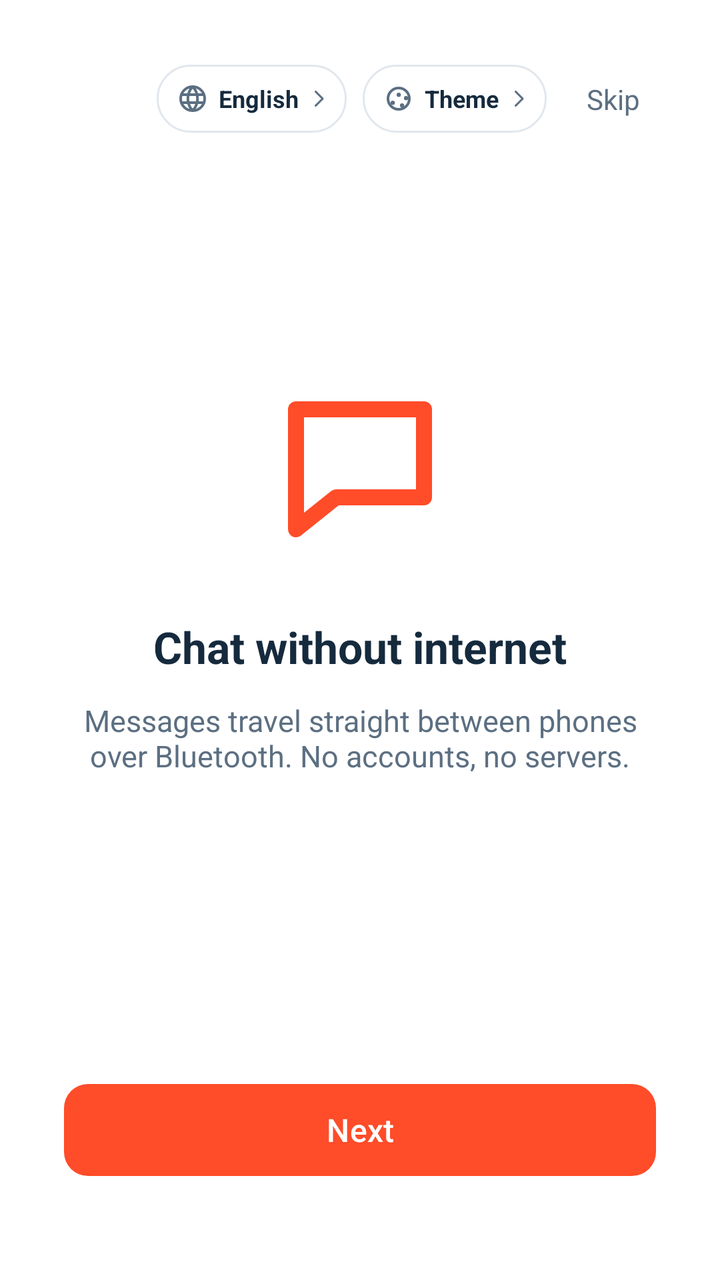
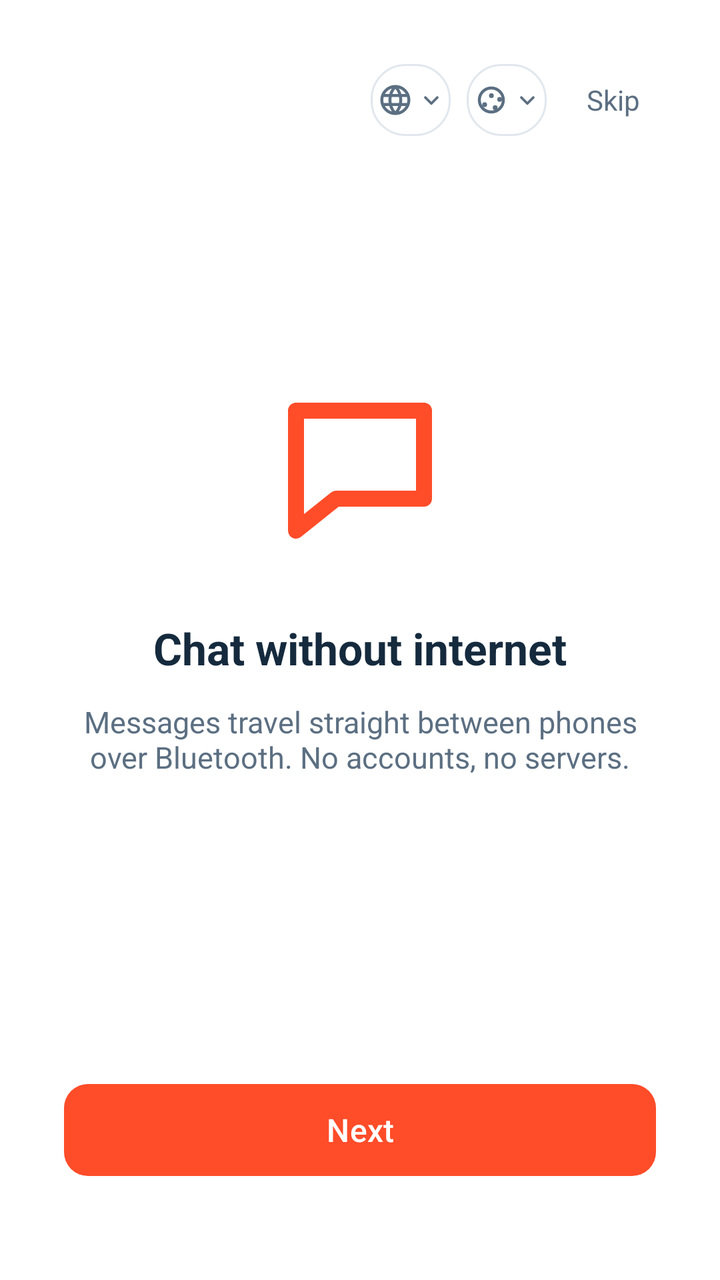

Before-and-after screenshots of an Android layout around one commit, followed by the original layout XML and the change that was made.
<!-- AndroidManifest.xml: application theme Theme.AirWave -->
<!-- res/layout/activity_onboarding.xml -->
<?xml version="1.0" encoding="utf-8"?>
<LinearLayout xmlns:android="http://schemas.android.com/apk/res/android"
    xmlns:app="http://schemas.android.com/apk/res-auto"
    android:layout_width="match_parent"
    android:layout_height="match_parent"
    android:background="#FFFFFF"
    android:orientation="vertical"
    android:padding="32dp">

    
    <LinearLayout
        android:layout_width="match_parent"
        android:layout_height="wrap_content"
        android:gravity="end"
        android:orientation="horizontal">

        <LinearLayout
            android:id="@+id/pickerChips"
            android:layout_width="wrap_content"
            android:layout_height="wrap_content"
            android:gravity="center_vertical|end"
            android:orientation="horizontal">

            <LinearLayout
                android:id="@+id/langButton"
                android:layout_width="wrap_content"
                android:layout_height="34dp"
                android:background="@drawable/bg_chip_white"
                android:clickable="true"
                android:focusable="true"
                android:foreground="?attr/selectableItemBackground"
                android:gravity="center_vertical"
                android:orientation="horizontal"
                android:paddingStart="10dp"
                android:paddingEnd="8dp">

                <ImageView
                    android:layout_width="16dp"
                    android:layout_height="16dp"
                    android:contentDescription="@string/language"
                    android:src="@drawable/ic_language"
                    android:tint="#5C6F82" />

                <TextView
                    android:id="@+id/langValue"
                    android:layout_width="wrap_content"
                    android:layout_height="wrap_content"
                    android:layout_marginStart="5dp"
                    android:text="English"
                    android:textColor="#152A3D"
                    android:textSize="12sp"
                    android:textStyle="bold" />

                <ImageView
                    android:layout_width="12dp"
                    android:layout_height="12dp"
                    android:layout_marginStart="4dp"
                    android:contentDescription="@string/language"
                    android:src="@drawable/ic_chevron"
                    android:tint="#5C6F82" />
            </LinearLayout>

            <LinearLayout
                android:id="@+id/themeButton"
                android:layout_width="wrap_content"
                android:layout_height="34dp"
                android:layout_marginStart="8dp"
                android:background="@drawable/bg_chip_white"
                android:clickable="true"
                android:focusable="true"
                android:foreground="?attr/selectableItemBackground"
                android:gravity="center_vertical"
                android:orientation="horizontal"
                android:paddingStart="10dp"
                android:paddingEnd="8dp">

                <ImageView
                    android:layout_width="16dp"
                    android:layout_height="16dp"
                    android:contentDescription="@string/theme"
                    android:src="@drawable/ic_palette"
                    android:tint="#5C6F82" />

                <TextView
                    android:id="@+id/themeValue"
                    android:layout_width="wrap_content"
                    android:layout_height="wrap_content"
                    android:layout_marginStart="5dp"
                    android:text="@string/theme"
                    android:textColor="#152A3D"
                    android:textSize="12sp"
                    android:textStyle="bold" />

                <ImageView
                    android:layout_width="12dp"
                    android:layout_height="12dp"
                    android:layout_marginStart="4dp"
                    android:contentDescription="@string/theme"
                    android:src="@drawable/ic_chevron"
                    android:tint="#5C6F82" />
            </LinearLayout>

            <TextView
                android:id="@+id/skipButton"
                android:layout_width="wrap_content"
                android:layout_height="wrap_content"
                android:layout_marginStart="12dp"
                android:background="?attr/selectableItemBackgroundBorderless"
                android:clickable="true"
                android:focusable="true"
                android:padding="8dp"
                android:text="@string/skip"
                android:textColor="#5C6F82"
                android:textSize="14sp" />
        </LinearLayout>
    </LinearLayout>

    <ViewFlipper
        android:id="@+id/pageFlipper"
        android:layout_width="match_parent"
        android:layout_height="0dp"
        android:layout_weight="1"
        android:inAnimation="@anim/slide_in_right"
        android:outAnimation="@anim/slide_out_left">

        
        <LinearLayout
            android:layout_width="match_parent"
            android:layout_height="match_parent"
            android:gravity="center"
            android:orientation="vertical">

            <ImageView
                android:id="@+id/animIcon1"
                android:layout_width="96dp"
                android:layout_height="96dp"
                android:contentDescription="@string/app_name"
                android:src="@drawable/ic_chat"
                android:tint="?attr/colorPrimary" />

            <TextView
                android:id="@+id/tutorialTitle1"
                android:layout_width="wrap_content"
                android:layout_height="wrap_content"
                android:layout_marginTop="28dp"
                android:gravity="center"
                android:text="@string/tutorial_title_1"
                android:textColor="#152A3D"
                android:textSize="22sp"
                android:textStyle="bold" />

            <TextView
                android:layout_width="wrap_content"
                android:layout_height="wrap_content"
                android:layout_marginTop="12dp"
                android:gravity="center"
                android:text="@string/tutorial_sub_1"
                android:textColor="#5C6F82"
                android:textSize="15sp" />
        </LinearLayout>

        
        <LinearLayout
            android:layout_width="match_parent"
            android:layout_height="match_parent"
            android:gravity="center"
            android:orientation="vertical">

            <FrameLayout
                android:layout_width="160dp"
                android:layout_height="160dp">

                <View
                    android:id="@+id/pulseRing"
                    android:layout_width="96dp"
                    android:layout_height="96dp"
                    android:layout_gravity="center"
                    android:background="@drawable/ring_pulse" />

                <ImageView
                    android:id="@+id/animIcon2"
                    android:layout_width="96dp"
                    android:layout_height="96dp"
                    android:layout_gravity="center"
                    android:contentDescription="@string/app_name"
                    android:src="@drawable/ic_radar"
                    android:tint="?attr/colorPrimary" />
            </FrameLayout>

            <TextView
                android:id="@+id/tutorialTitle2"
                android:layout_width="wrap_content"
                android:layout_height="wrap_content"
                android:layout_marginTop="28dp"
                android:gravity="center"
                android:text="@string/tutorial_title_2"
                android:textColor="#152A3D"
                android:textSize="22sp"
                android:textStyle="bold" />

            <TextView
                android:layout_width="wrap_content"
                android:layout_height="wrap_content"
                android:layout_marginTop="12dp"
                android:gravity="center"
                android:text="@string/tutorial_sub_2"
                android:textColor="#5C6F82"
                android:textSize="15sp" />
        </LinearLayout>

        
        <LinearLayout
            android:layout_width="match_parent"
            android:layout_height="match_parent"
            android:gravity="center"
            android:orientation="vertical">

            <ImageView
                android:id="@+id/animIcon3"
                android:layout_width="96dp"
                android:layout_height="96dp"
                android:contentDescription="@string/app_name"
                android:src="@drawable/ic_group"
                android:tint="?attr/colorPrimary" />

            <TextView
                android:id="@+id/tutorialTitle3"
                android:layout_width="wrap_content"
                android:layout_height="wrap_content"
                android:layout_marginTop="28dp"
                android:gravity="center"
                android:text="@string/tutorial_title_3"
                android:textColor="#152A3D"
                android:textSize="22sp"
                android:textStyle="bold" />

            <TextView
                android:layout_width="wrap_content"
                android:layout_height="wrap_content"
                android:layout_marginTop="12dp"
                android:gravity="center"
                android:text="@string/tutorial_sub_3"
                android:textColor="#5C6F82"
                android:textSize="15sp" />
        </LinearLayout>

        
        <LinearLayout
            android:layout_width="match_parent"
            android:layout_height="match_parent"
            android:gravity="center"
            android:orientation="vertical">

            
            <ImageView
                android:id="@+id/brandIcon"
                android:layout_width="wrap_content"
                android:layout_height="48dp"
                android:adjustViewBounds="true"
                android:contentDescription="@string/app_name"
                android:src="@drawable/topleftcorner" />

            <TextView
                android:id="@+id/nameTitle"
                android:layout_width="wrap_content"
                android:layout_height="wrap_content"
                android:layout_marginTop="28dp"
                android:gravity="center"
                android:text="@string/name_title"
                android:textColor="#152A3D"
                android:textSize="22sp"
                android:textStyle="bold" />

            <TextView
                android:layout_width="wrap_content"
                android:layout_height="wrap_content"
                android:layout_marginTop="8dp"
                android:gravity="center"
                android:text="@string/name_subtitle"
                android:textColor="#5C6F82"
                android:textSize="15sp" />

            <EditText
                android:id="@+id/nameInput"
                android:layout_width="match_parent"
                android:layout_height="56dp"
                android:layout_marginTop="28dp"
                android:background="@drawable/bg_input_light"
                android:hint="@string/enter_name"
                android:imeOptions="actionDone"
                android:inputType="textPersonName"
                android:padding="16dp"
                android:singleLine="true"
                android:textColor="#152A3D"
                android:textColorHint="#8A94A0"
                android:textSize="16sp" />

            <com.google.android.material.button.MaterialButton
                android:id="@+id/continueButton"
                android:layout_width="match_parent"
                android:layout_height="54dp"
                android:layout_marginTop="16dp"
                android:text="@string/continue_btn"
                android:textAllCaps="false"
                android:textColor="?attr/colorOnPrimary"
                android:textSize="16sp"
                app:backgroundTint="?attr/colorPrimary"
                app:cornerRadius="12dp" />
        </LinearLayout>
    </ViewFlipper>

    <LinearLayout
        android:id="@+id/dotsRow"
        android:layout_width="match_parent"
        android:layout_height="wrap_content"
        android:layout_marginTop="16dp"
        android:gravity="center"
        android:orientation="horizontal" />

    <com.google.android.material.button.MaterialButton
        android:id="@+id/nextButton"
        android:layout_width="match_parent"
        android:layout_height="54dp"
        android:layout_marginTop="16dp"
        android:layout_marginBottom="16dp"
        android:text="@string/next"
        android:textAllCaps="false"
        android:textColor="?attr/colorOnPrimary"
        android:textSize="16sp"
        app:backgroundTint="?attr/colorPrimary"
        app:cornerRadius="12dp" />

</LinearLayout>
<!-- resources referenced by this layout -->
<resources>
  <!-- drawable bg_chip_white (drawable) -->
  <?xml version="1.0" encoding="utf-8"?>
  <shape xmlns:android="http://schemas.android.com/apk/res/android"
      android:shape="rectangle">
      <corners android:radius="17dp" />
      <solid android:color="#FFFFFF" />
      <stroke
          android:width="1dp"
          android:color="#E1E7ED" />
  </shape>
  <!-- drawable bg_input_light (drawable) -->
  <?xml version="1.0" encoding="utf-8"?>
  <shape xmlns:android="http://schemas.android.com/apk/res/android"
      android:shape="rectangle">
      <solid android:color="#EFF1F4" />
      <corners android:radius="12dp" />
  </shape>
  <!-- drawable ic_chat (drawable) -->
  <vector xmlns:android="http://schemas.android.com/apk/res/android"
      android:width="24dp" android:height="24dp"
      android:viewportWidth="24" android:viewportHeight="24">
      <path
          android:strokeColor="?attr/colorOnSurface"
          android:strokeWidth="2"
          android:strokeLineCap="round"
          android:strokeLineJoin="round"
          android:pathData="M4,5h16v11H9l-5,4z" />
  </vector>
  <!-- drawable ic_chevron (drawable) -->
  <vector xmlns:android="http://schemas.android.com/apk/res/android"
      android:width="24dp" android:height="24dp"
      android:viewportWidth="24" android:viewportHeight="24">
      <path
          android:strokeColor="?attr/colorOnSurfaceVariant"
          android:strokeWidth="2"
          android:strokeLineCap="round"
          android:strokeLineJoin="round"
          android:pathData="M9,5 L16,12 L9,19" />
  </vector>
  <!-- drawable ic_language (drawable) -->
  <vector xmlns:android="http://schemas.android.com/apk/res/android"
      android:width="24dp" android:height="24dp"
      android:viewportWidth="24" android:viewportHeight="24">
      <path
          android:strokeColor="?attr/colorOnSurface"
          android:strokeWidth="2"
          android:strokeLineCap="round"
          android:pathData="M12,21a9,9 0 1,0 0,-18a9,9 0 1,0 0,18z M3.5,9h17 M3.5,15h17 M12,3a13,13 0 0,1 0,18 M12,3a13,13 0 0,0 0,18" />
  </vector>
  <!-- drawable ring_pulse (drawable) -->
  <?xml version="1.0" encoding="utf-8"?>
  <shape xmlns:android="http://schemas.android.com/apk/res/android"
      android:shape="oval">
      <solid android:color="#00000000" />
      <stroke
          android:width="3dp"
          android:color="?attr/colorPrimary" />
  </shape>
  <string name="app_name">AirWave</string>
  <string name="continue_btn">Continue</string>
  <string name="enter_name">Enter your name</string>
  <string name="language">Language</string>
  <string name="name_subtitle">This is how nearby friends will see you</string>
  <string name="name_title">Write your name</string>
  <string name="next">Next</string>
  <string name="skip">Skip</string>
  <string name="theme">Theme</string>
  <string name="tutorial_sub_1">Messages travel straight between phones over Bluetooth. No accounts, no servers.</string>
  <string name="tutorial_sub_2">Turn on discoverable, see who is around you, and tap to connect.</string>
  <string name="tutorial_sub_3">Start a group and nearby friends join with one tap.</string>
  <string name="tutorial_title_1">Chat without internet</string>
  <string name="tutorial_title_2">Find nearby friends</string>
  <string name="tutorial_title_3">Groups made simple</string>
  <color name="accent">#FF4C29</color>
  <color name="bg">#F2F4F7</color>
  <color name="card">#FFFFFF</color>
  <color name="text_primary">#152A3D</color>
  <color name="card2">#E8EDF3</color>
  <color name="text_secondary">#5C6F82</color>
  <style name="AirWaveWindowAnim">
          <item name="android:activityOpenEnterAnimation">@anim/slide_in_right</item>
          <item name="android:activityOpenExitAnimation">@anim/slide_out_left</item>
          <item name="android:activityCloseEnterAnimation">@anim/slide_in_left</item>
          <item name="android:activityCloseExitAnimation">@anim/slide_out_right</item>
      </style>
</resources>

<!-- the commit's change to res/layout/activity_onboarding.xml (unified diff, before → after) -->
@@ -21,82 +21,61 @@
             android:gravity="center_vertical|end"
             android:orientation="horizontal">
 
+            
             <LinearLayout
                 android:id="@+id/langButton"
-                android:layout_width="wrap_content"
-                android:layout_height="34dp"
+                android:layout_width="40dp"
+                android:layout_height="36dp"
                 android:background="@drawable/bg_chip_white"
                 android:clickable="true"
                 android:focusable="true"
                 android:foreground="?attr/selectableItemBackground"
-                android:gravity="center_vertical"
-                android:orientation="horizontal"
-                android:paddingStart="10dp"
-                android:paddingEnd="8dp">
-
-                <ImageView
-                    android:layout_width="16dp"
-                    android:layout_height="16dp"
+                android:gravity="center"
+                android:orientation="horizontal">
+
+                <ImageView
+                    android:layout_width="18dp"
+                    android:layout_height="18dp"
                     android:contentDescription="@string/language"
                     android:src="@drawable/ic_language"
                     android:tint="#5C6F82" />
 
-                <TextView
-                    android:id="@+id/langValue"
-                    android:layout_width="wrap_content"
-                    android:layout_height="wrap_content"
-                    android:layout_marginStart="5dp"
-                    android:text="English"
-                    android:textColor="#152A3D"
-                    android:textSize="12sp"
-                    android:textStyle="bold" />
-
-                <ImageView
+                <ImageView
+                    android:id="@+id/langCaret"
                     android:layout_width="12dp"
                     android:layout_height="12dp"
-                    android:layout_marginStart="4dp"
+                    android:layout_marginStart="3dp"
                     android:contentDescription="@string/language"
-                    android:src="@drawable/ic_chevron"
+                    android:src="@drawable/ic_caret_down"
                     android:tint="#5C6F82" />
             </LinearLayout>
 
             <LinearLayout
                 android:id="@+id/themeButton"
-                android:layout_width="wrap_content"
-                android:layout_height="34dp"
+                android:layout_width="40dp"
+                android:layout_height="36dp"
                 android:layout_marginStart="8dp"
                 android:background="@drawable/bg_chip_white"
                 android:clickable="true"
                 android:focusable="true"
                 android:foreground="?attr/selectableItemBackground"
-                android:gravity="center_vertical"
-                android:orientation="horizontal"
-                android:paddingStart="10dp"
-                android:paddingEnd="8dp">
-
-                <ImageView
-                    android:layout_width="16dp"
-                    android:layout_height="16dp"
+                android:gravity="center"
+                android:orientation="horizontal">
+
+                <ImageView
+                    android:layout_width="18dp"
+                    android:layout_height="18dp"
                     android:contentDescription="@string/theme"
                     android:src="@drawable/ic_palette"
                     android:tint="#5C6F82" />
 
-                <TextView
-                    android:id="@+id/themeValue"
-                    android:layout_width="wrap_content"
-                    android:layout_height="wrap_content"
-                    android:layout_marginStart="5dp"
-                    android:text="@string/theme"
-                    android:textColor="#152A3D"
-                    android:textSize="12sp"
-                    android:textStyle="bold" />
-
-                <ImageView
+                <ImageView
+                    android:id="@+id/themeCaret"
                     android:layout_width="12dp"
                     android:layout_height="12dp"
-                    android:layout_marginStart="4dp"
+                    android:layout_marginStart="3dp"
                     android:contentDescription="@string/theme"
-                    android:src="@drawable/ic_chevron"
+                    android:src="@drawable/ic_caret_down"
                     android:tint="#5C6F82" />
             </LinearLayout>
 
@@ -294,6 +273,24 @@
                 android:textColor="#152A3D"
                 android:textColorHint="#8A94A0"
                 android:textSize="16sp" />
+
+            
+            <TextView
+                android:layout_width="wrap_content"
+                android:layout_height="wrap_content"
+                android:layout_marginTop="20dp"
+                android:text="@string/choose_avatar_color"
+                android:textColor="#152A3D"
+                android:textSize="14sp"
+                android:textStyle="bold" />
+
+            <LinearLayout
+                android:id="@+id/colorRow"
+                android:layout_width="match_parent"
+                android:layout_height="wrap_content"
+                android:layout_marginTop="10dp"
+                android:gravity="center"
+                android:orientation="horizontal" />
 
             <com.google.android.material.button.MaterialButton
                 android:id="@+id/continueButton"
<!-- resource entries referenced after the edit -->
@@ -17,6 +17,18 @@
       <solid android:color="#EFF1F4" />
       <corners android:radius="12dp" />
   </shape>
+  <!-- drawable ic_caret_down (drawable) -->
+  <?xml version="1.0" encoding="utf-8"?>
+  <vector xmlns:android="http://schemas.android.com/apk/res/android"
+      android:width="24dp" android:height="24dp"
+      android:viewportWidth="24" android:viewportHeight="24">
+      <path
+          android:strokeColor="?attr/colorOnSurfaceVariant"
+          android:strokeWidth="2.5"
+          android:strokeLineCap="round"
+          android:strokeLineJoin="round"
+          android:pathData="M6,9.5 L12,15.5 L18,9.5" />
+  </vector>
   <!-- drawable ic_chat (drawable) -->
   <vector xmlns:android="http://schemas.android.com/apk/res/android"
       android:width="24dp" android:height="24dp"
@@ -27,17 +39,6 @@
           android:strokeLineCap="round"
           android:strokeLineJoin="round"
           android:pathData="M4,5h16v11H9l-5,4z" />
-  </vector>
-  <!-- drawable ic_chevron (drawable) -->
-  <vector xmlns:android="http://schemas.android.com/apk/res/android"
-      android:width="24dp" android:height="24dp"
-      android:viewportWidth="24" android:viewportHeight="24">
-      <path
-          android:strokeColor="?attr/colorOnSurfaceVariant"
-          android:strokeWidth="2"
-          android:strokeLineCap="round"
-          android:strokeLineJoin="round"
-          android:pathData="M9,5 L16,12 L9,19" />
   </vector>
   <!-- drawable ic_language (drawable) -->
   <vector xmlns:android="http://schemas.android.com/apk/res/android"
@@ -59,6 +60,7 @@
           android:color="?attr/colorPrimary" />
   </shape>
   <string name="app_name">AirWave</string>
+  <string name="choose_avatar_color">Choose your color</string>
   <string name="continue_btn">Continue</string>
   <string name="enter_name">Enter your name</string>
   <string name="language">Language</string>
